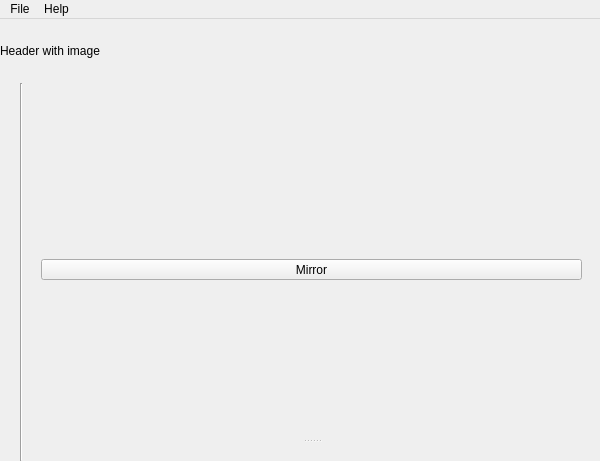
The window that ui/resource/autorigger.ui (MasonBali/AutoRigger) describes before a commit, drawn with Qt 5.
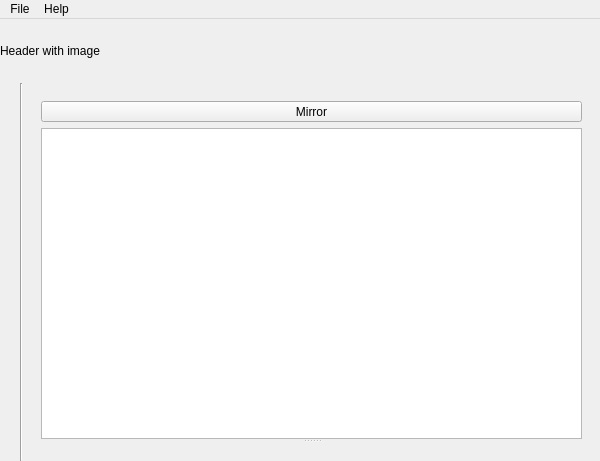
The same window after the commit. Icons and pictures are not drawn.

```diff
--- a/ui/resource/autorigger.ui
+++ b/ui/resource/autorigger.ui
@@ -117,6 +117,9 @@
                       <property name="topMargin">
                        <number>0</number>
                       </property>
+                      <item row="0" column="0">
+                       <widget class="QGraphicsView" name="graphics_view"/>
+                      </item>
                      </layout>
                     </item>
                    </layout>
```
